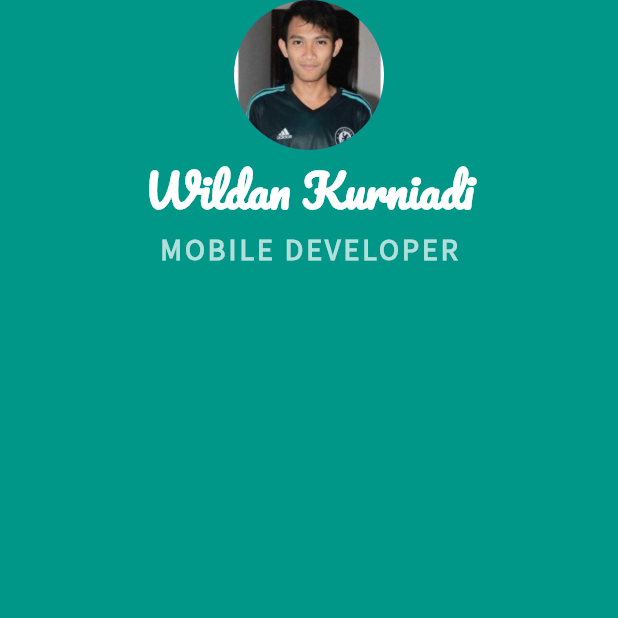
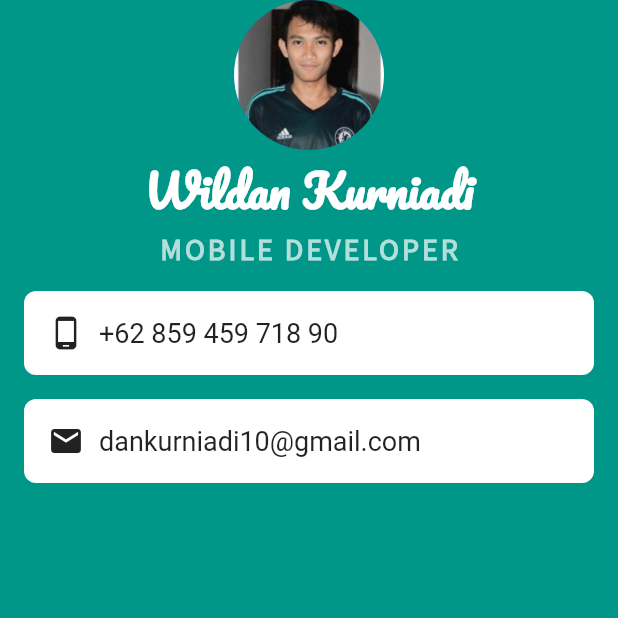
Before and after one commit to wildanka/flutter-cardname, a Flutter app: the screen it shows after launch, on a phone screen of 412 x 824 dp, the top half of it. Run offline on Flutter 3.47's test engine with Material 2 defaults, Android fonts, the phone set to English and light mode, and no system bars.

Commit message:
#02 use container for displaying data

```diff
--- a/lib/main.dart
+++ b/lib/main.dart
@@ -36,6 +36,42 @@ class MyApp extends StatelessWidget {
                       letterSpacing: 2.0,
                       color: Colors.teal.shade100),
                 ),
+                Container(
+                  decoration: BoxDecoration(
+                      color: Colors.white,
+                      borderRadius: BorderRadius.all(Radius.circular(8.0))),
+                  margin:
+                      EdgeInsets.symmetric(vertical: 16.0, horizontal: 16.0),
+                  padding: EdgeInsets.all(16.0),
+                  child: Row(
+                    children: <Widget>[
+                      Icon(Icons.phone_android),
+                      SizedBox(width: 10.0),
+                      Text(
+                        "+62 859 459 718 90",
+                        style: TextStyle(fontSize: 18.0),
+                      )
+                    ],
+                  ),
+                ),
+                Container(
+                  decoration: BoxDecoration(
+                      color: Colors.white,
+                      borderRadius: BorderRadius.all(Radius.circular(8.0))),
+                  margin:
+                      EdgeInsets.only(bottom: 16.0, right: 16.0, left: 16.0),
+                  padding: EdgeInsets.all(16.0),
+                  child: Row(
+                    children: <Widget>[
+                      Icon(Icons.email),
+                      SizedBox(width: 10.0),
+                      Text(
+                        "dankurniadi10@gmail.com",
+                        style: TextStyle(fontSize: 18.0),
+                      )
+                    ],
+                  ),
+                )
               ],
             ),
           ),
```
